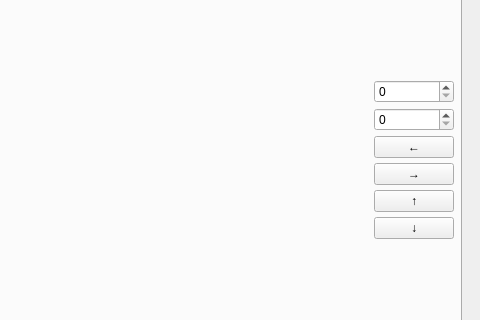
Old version of the form design.ui in the repository 1Aboka1/tribometer-arduino; both pictures show x 550 to 1030 and y 372 to 692 of the 1030 by 813 pixel window.
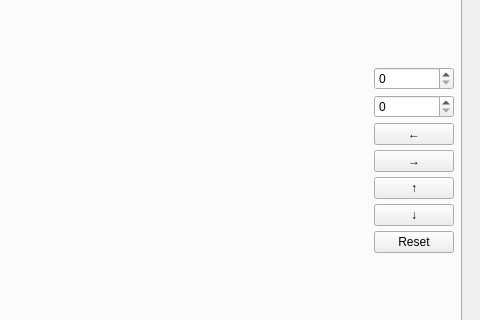
New version of the form.

Commit message: graph control done

Diff of the .ui file:
```diff
--- a/design.ui
+++ b/design.ui
@@ -150,6 +150,13 @@
                 </property>
                </widget>
               </item>
+              <item>
+               <widget class="QPushButton" name="resetButton">
+                <property name="text">
+                 <string>Reset</string>
+                </property>
+               </widget>
+              </item>
               <item>
                <spacer name="verticalSpacer_4">
                 <property name="orientation">
```
Left out of the diff: 2 changed lines with no effect on the pictures. The commit also changes 1 other file.
